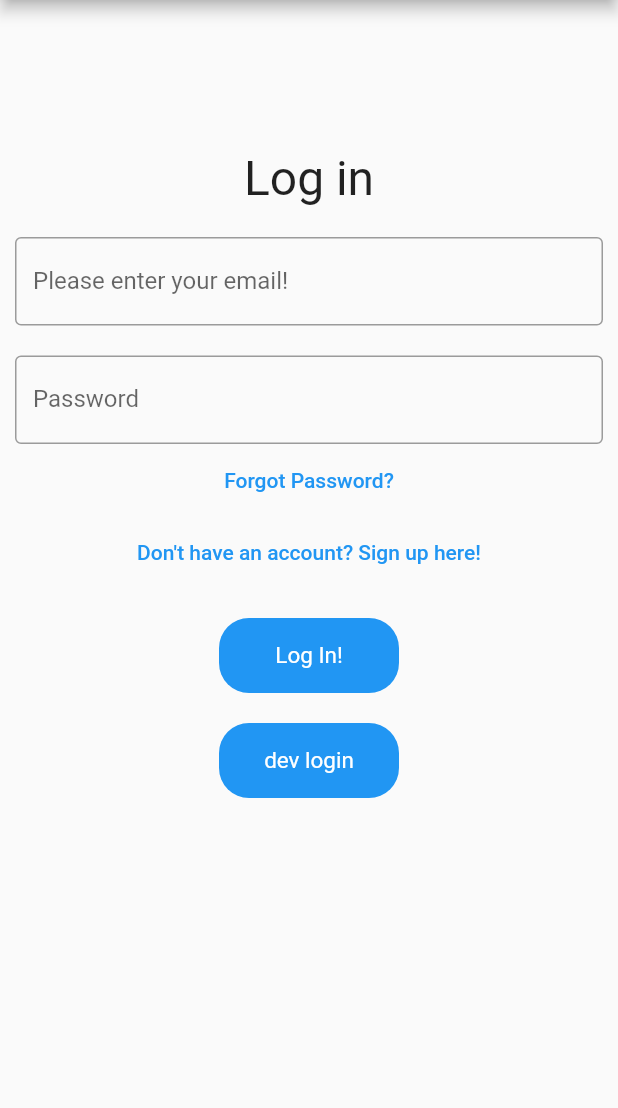
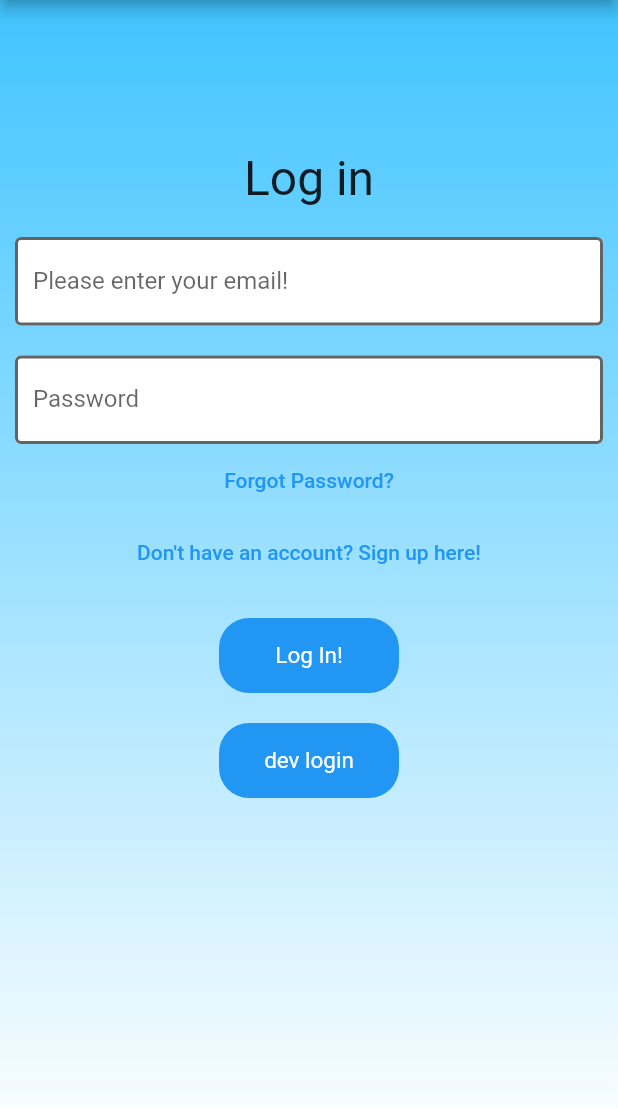
Before and after one commit to krmellott/StressFree, a Flutter app: the screen it shows after launch, on a phone screen of 412 x 824 dp, the part 84-1192 px from its top. Run offline on Flutter 3.47's test engine with Material 2 defaults, Android fonts, the phone set to English and light mode, and no system bars; our stand-ins replace cloud_firestore, date_picker_timeline, firebase_auth, firebase_core, firebase_messaging, syncfusion_flutter_charts and 2 more; accounts and stored records are empty.

Commit message:
Made a few stylistic changes to make the UI look cleaner.

```diff
--- a/lib/pages/userSignIn_page.dart
+++ b/lib/pages/userSignIn_page.dart
@@ -28,7 +28,13 @@ class _UserAuthState extends State<UserAuth> {
                     title: Text("StressFree!"),
                     centerTitle: true,
                   ),
-                  body: Center(
+                  body: Container(
+                      decoration: BoxDecoration(
+                          gradient: LinearGradient(
+                              begin: Alignment.topCenter,
+                              end: Alignment.bottomCenter,
+                              colors: [Colors.lightBlueAccent, Colors.white])),
+                      child: Center(
                           child: Column(
                         children: <Widget>[
                           _createSignUpLogo(),
@@ -38,7 +44,7 @@ class _UserAuthState extends State<UserAuth> {
                           _createSendButton(context),
                           _createAutoSignIn(context)
                         ],
-                  )),
+                      ))),
                 )));
   }
 
@@ -54,10 +60,18 @@ class _UserAuthState extends State<UserAuth> {
         Container(
             margin: const EdgeInsets.only(left: 10, right: 10, top: 20),
             child: TextField(
+              style: TextStyle(fontSize: 16.0, fontWeight: FontWeight.w400),
               decoration: InputDecoration(
-                border: OutlineInputBorder(),
+                  focusedBorder: OutlineInputBorder(
+                    borderSide: BorderSide(color: Colors.blue, width: 3.0),
+                  ),
+                  enabledBorder: OutlineInputBorder(
+                    borderSide: BorderSide(
+                        color: Color.fromARGB(221, 75, 75, 75), width: 2.0),
+                  ),
                   labelText: 'Please enter your email!',
-              ),
+                  filled: true,
+                  fillColor: Colors.white),
               onChanged: (String? email) {
                 setState(() {
                   _userEmail = email!;
@@ -67,10 +81,18 @@ class _UserAuthState extends State<UserAuth> {
         Container(
             margin: const EdgeInsets.only(left: 10, right: 10, top: 20),
             child: TextField(
+              style: TextStyle(fontSize: 16.0, fontWeight: FontWeight.w400),
               obscureText: true,
               decoration: InputDecoration(
-                border: OutlineInputBorder(),
+                focusedBorder: OutlineInputBorder(
+                  borderSide: BorderSide(color: Colors.blue, width: 3.0),
+                ),
+                enabledBorder: OutlineInputBorder(
+                    borderSide: BorderSide(
+                        color: Color.fromARGB(221, 75, 75, 75), width: 2.0)),
                 labelText: 'Password',
+                filled: true,
+                fillColor: Colors.white,
               ),
               onChanged: (String? password) {
                 setState(() {
```
Also changed, not shown: lib/pages/activities_page.dart (+1 -11 lines). Lines whose indentation alone changed are shown as unchanged.
